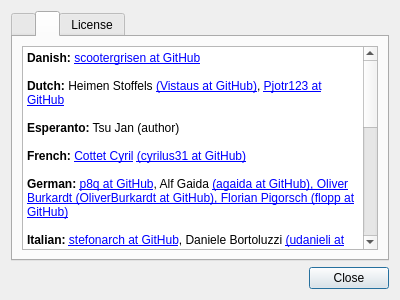
vecnathewhisperd0/FeatherPad, file featherpad/about.ui: the form before one commit.
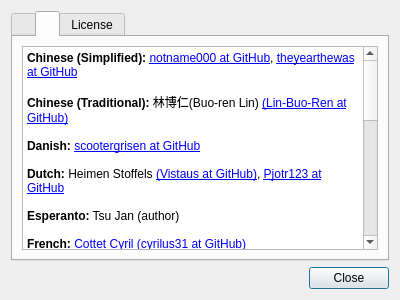
The form after the commit. The open tabs and pages were chosen to show the change.

```diff
--- a/featherpad/about.ui
+++ b/featherpad/about.ui
@@ -97,6 +97,10 @@
 &lt;html&gt;&lt;head&gt;&lt;meta name=&quot;qrichtext&quot; content=&quot;1&quot; /&gt;&lt;style type=&quot;text/css&quot;&gt;
 p, li { white-space: pre-wrap; }
 &lt;/style&gt;&lt;/head&gt;&lt;body style=&quot;  font-weight:400; font-style:normal;&quot;&gt;
+&lt;p style=&quot; margin-top:0px; margin-bottom:0px; margin-left:0px; margin-right:0px; -qt-block-indent:0; text-indent:0px;&quot;&gt;&lt;span style=&quot; font-weight:600;&quot;&gt;Chinese (Simplified):&lt;/span&gt; &lt;a href=&quot;https://github.com/notname000&quot;&gt;notname000 at GitHub&lt;/a&gt;, &lt;a href=&quot;https://github.com/theyearthewas&quot;&gt;theyearthewas at GitHub&lt;/a&gt;&lt;/p&gt;
+&lt;p style=&quot;-qt-paragraph-type:empty; margin-top:0px; margin-bottom:0px; margin-left:0px; margin-right:0px; -qt-block-indent:0; text-indent:0px;&quot;&gt;&lt;br /&gt;&lt;/p&gt;
+&lt;p style=&quot; margin-top:0px; margin-bottom:0px; margin-left:0px; margin-right:0px; -qt-block-indent:0; text-indent:0px;&quot;&gt;&lt;span style=&quot; font-weight:600;&quot;&gt;Chinese (Traditional):&lt;/span&gt; 林博仁(Buo-ren Lin) &lt;a href=&quot;https://github.com/Lin-Buo-Ren&quot;&gt;(Lin-Buo-Ren at GitHub)&lt;/a&gt;&lt;/p&gt;
+&lt;p style=&quot;-qt-paragraph-type:empty; margin-top:0px; margin-bottom:0px; margin-left:0px; margin-right:0px; -qt-block-indent:0; text-indent:0px;&quot;&gt;&lt;br /&gt;&lt;/p&gt;
 &lt;p style=&quot; margin-top:0px; margin-bottom:0px; margin-left:0px; margin-right:0px; -qt-block-indent:0; text-indent:0px;&quot;&gt;&lt;span style=&quot; font-weight:600;&quot;&gt;Danish:&lt;/span&gt; &lt;a href=&quot;https://github.com/scootergrisen&quot;&gt;scootergrisen at GitHub&lt;/a&gt;&lt;/p&gt;
 &lt;p style=&quot;-qt-paragraph-type:empty; margin-top:0px; margin-bottom:0px; margin-left:0px; margin-right:0px; -qt-block-indent:0; text-indent:0px;&quot;&gt;&lt;br /&gt;&lt;/p&gt;
 &lt;p style=&quot; margin-top:0px; margin-bottom:0px; margin-left:0px; margin-right:0px; -qt-block-indent:0; text-indent:0px;&quot;&gt;&lt;span style=&quot; font-weight:600;&quot;&gt;Dutch:&lt;/span&gt; Heimen Stoffels &lt;a href=&quot;https://github.com/Vistaus&quot;&gt;(Vistaus at GitHub)&lt;/a&gt;, &lt;a href=&quot;https://github.com/Pjotr123&quot;&gt;Pjotr123 at GitHub&lt;/a&gt;&lt;/p&gt;
@@ -121,8 +125,6 @@
 &lt;p style=&quot;-qt-paragraph-type:empty; margin-top:0px; margin-bottom:0px; margin-left:0px; margin-right:0px; -qt-block-indent:0; text-indent:0px;&quot;&gt;&lt;br /&gt;&lt;/p&gt;
 &lt;p style=&quot; margin-top:0px; margin-bottom:0px; margin-left:0px; margin-right:0px; -qt-block-indent:0; text-indent:0px;&quot;&gt;&lt;span style=&quot; font-weight:600;&quot;&gt;Russian:&lt;/span&gt; Vladimir Sharonin &lt;a href=&quot;https://github.com/Survolog&quot;&gt;(Survolog at GitHub)&lt;/a&gt;, &lt;a href=&quot;https://github.com/VaYurik&quot;&gt;VaYurik at GitHub&lt;/a&gt;, Pavel Shlyak &lt;a href=&quot;https://github.com/shlyakpavel&quot;&gt;(shlyakpavel at GitHub)&lt;/a&gt;&lt;/p&gt;
 &lt;p style=&quot;-qt-paragraph-type:empty; margin-top:0px; margin-bottom:0px; margin-left:0px; margin-right:0px; -qt-block-indent:0; text-indent:0px;&quot;&gt;&lt;br /&gt;&lt;/p&gt;
-&lt;p style=&quot; margin-top:0px; margin-bottom:0px; margin-left:0px; margin-right:0px; -qt-block-indent:0; text-indent:0px;&quot;&gt;&lt;span style=&quot; font-weight:600;&quot;&gt;Simplified Chinese:&lt;/span&gt; &lt;a href=&quot;https://github.com/notname000&quot;&gt;notname000 at GitHub&lt;/a&gt;&lt;/p&gt;
-&lt;p style=&quot;-qt-paragraph-type:empty; margin-top:0px; margin-bottom:0px; margin-left:0px; margin-right:0px; -qt-block-indent:0; text-indent:0px;&quot;&gt;&lt;br /&gt;&lt;/p&gt;
 &lt;p style=&quot; margin-top:0px; margin-bottom:0px; margin-left:0px; margin-right:0px; -qt-block-indent:0; text-indent:0px;&quot;&gt;&lt;span style=&quot; font-weight:600;&quot;&gt;Slovak:&lt;/span&gt; Paolo Vigoroso&lt;/p&gt;&lt;/body&gt;&lt;/html&gt;
 &lt;p style=&quot;-qt-paragraph-type:empty; margin-top:0px; margin-bottom:0px; margin-left:0px; margin-right:0px; -qt-block-indent:0; text-indent:0px;&quot;&gt;&lt;br /&gt;&lt;/p&gt;
 &lt;p style=&quot; margin-top:0px; margin-bottom:0px; margin-left:0px; margin-right:0px; -qt-block-indent:0; text-indent:0px;&quot;&gt;&lt;span style=&quot; font-weight:600;&quot;&gt;Spanish:&lt;/span&gt; &lt;a href=&quot;https://github.com/micrococo&quot;&gt;micrococo at GitHub&lt;/a&gt;&lt;/p&gt;&lt;/body&gt;&lt;/html&gt;
```
